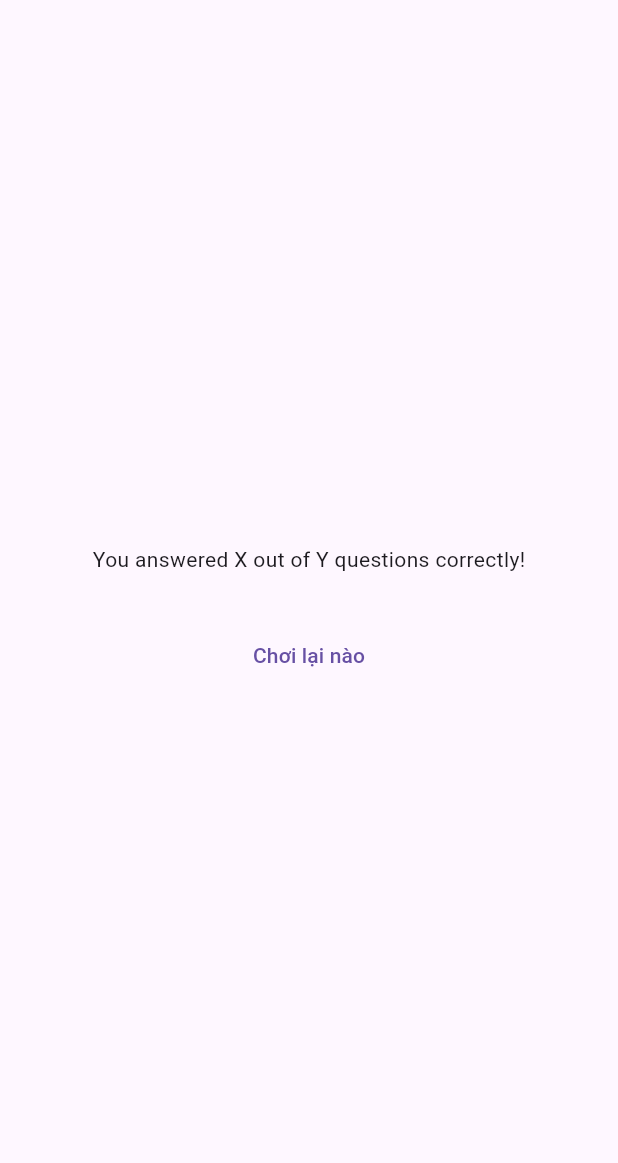
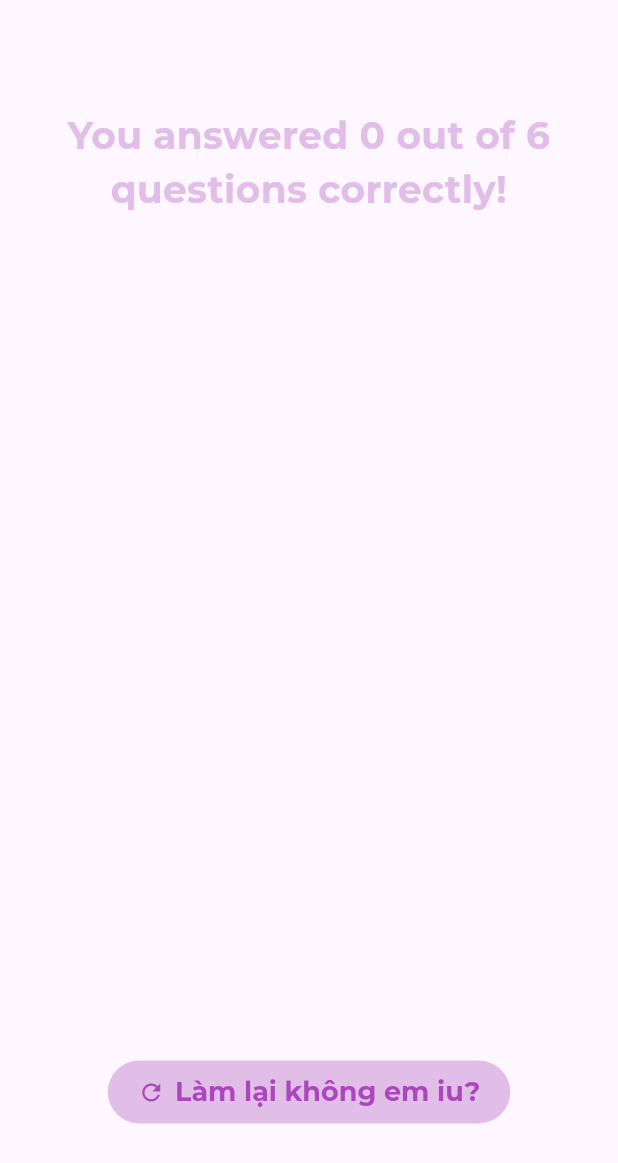
Before and after one commit to thanhnd3103/Flutter, a Flutter app: the ResultContainer widget shown alone on an empty page, opened directly with empty values, on a phone screen of 412 x 824 dp. Shown: the top 1163 px of the screen. Run offline on Flutter 3.47's test engine with Material 3 defaults, Android fonts, the phone set to English and light mode, and no system bars; our stand-ins replace google_fonts.

Commit message:
complete everything, not bother to refactor code

```diff
--- a/cat_02_quizzet/lib/result_container.dart
+++ b/cat_02_quizzet/lib/result_container.dart
@@ -1,24 +1,28 @@
 import 'package:cat_02_quizzet/data/question_list.dart';
 import 'package:cat_02_quizzet/question_summary.dart';
 import 'package:flutter/material.dart';
+import 'package:google_fonts/google_fonts.dart';
 
 class ResultContainer extends StatelessWidget {
-  const ResultContainer({super.key, required this.chosenAnswers});
+  const ResultContainer({super.key, required this.chosenAnswers, required this.onRestartQuiz});
 
   final List<String> chosenAnswers;
+
+  final void Function() onRestartQuiz;
 
   //==========================================================
   // This should have returned a class that contains the summary data
   // Map is only used for demonstration purposes
   //==========================================================
-  List<Map<String, Object>> getSummaryData(){
+  List<Map<String, Object>> getSummaryData() {
     final List<Map<String, Object>> summaryData = [];
 
     for (var i = 0; i < chosenAnswers.length; i++) {
       summaryData.add({
         'question_index': i,
         'question': questionList[i].text,
-        'correct_answer': questionList[i].answers[0], // Assuming the first answer is always correct
+        'correct_answer': questionList[i]
+            .answers[0], // Assuming the first answer is always correct
         'chosen_answer': chosenAnswers[i],
       });
     }
@@ -37,16 +41,35 @@ class ResultContainer extends StatelessWidget {
     return SizedBox(
       width: double.infinity,
       child: Container(
-        margin: const EdgeInsets.all(50),
+        margin: const EdgeInsets.all(30),
         child: Column(
           mainAxisAlignment: MainAxisAlignment.center,
           children: [
-            const Text('You answered X out of Y questions correctly!'),
+            Text(
+              style: GoogleFonts.montserrat(
+                color: Colors.purple.shade100,
+                fontSize: 25,
+                fontWeight: FontWeight.bold,
+              ),
+              textAlign: TextAlign.center,
+              'You answered $numCorrectAnswers out of $numTotalQuestions questions correctly!',
+            ),
             const SizedBox(height: 30),
             QuestionSummary(summaryData: summaryData),
-            TextButton(
-              onPressed: () {},
-              child: const Text('Chơi lại nào'),
+            const SizedBox(height: 30),
+            TextButton.icon(
+              onPressed: onRestartQuiz,
+              style: TextButton.styleFrom(
+                backgroundColor: Colors.purple.shade100,
+                foregroundColor: Colors.purple.shade400,
+                padding: const EdgeInsets.symmetric(horizontal: 20, vertical: 10),
+                textStyle: GoogleFonts.montserrat(
+                  fontSize: 18,
+                  fontWeight: FontWeight.bold,
+                ),
+              ),
+              icon: const Icon(Icons.refresh),
+              label: const Text('Làm lại không em iu?'),
             ),
           ],
         ),
```
Also changed, not shown: cat_02_quizzet/lib/question_summary.dart (+56 -5 lines), cat_02_quizzet/lib/quiz.dart (+13 -2 lines).
